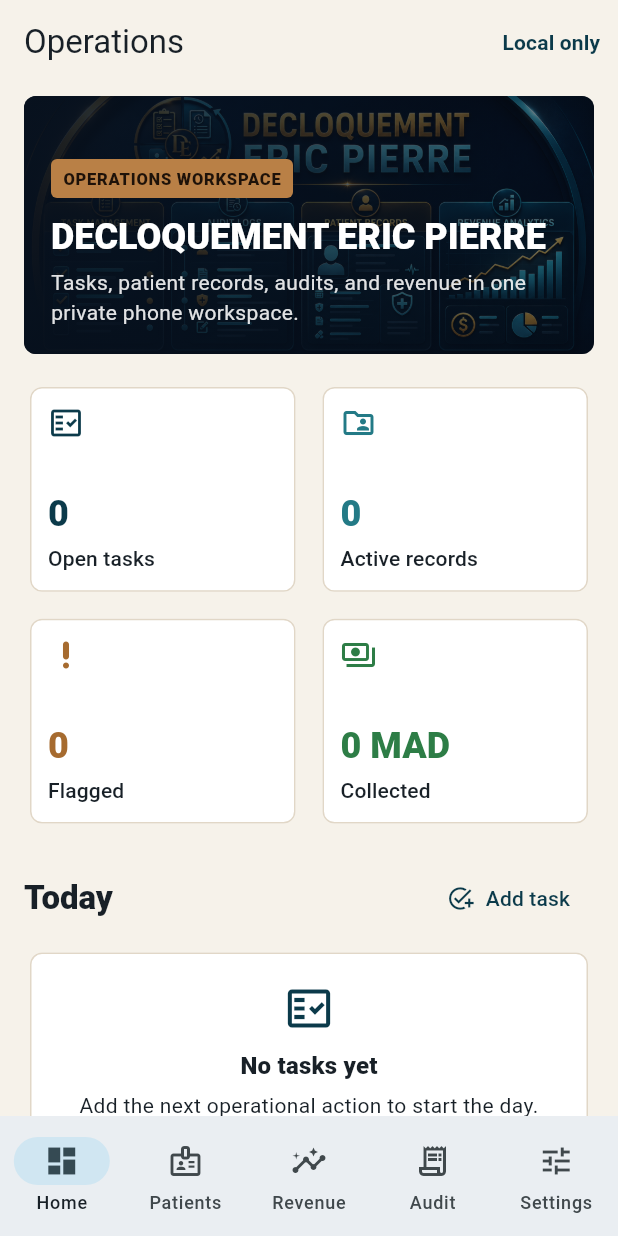
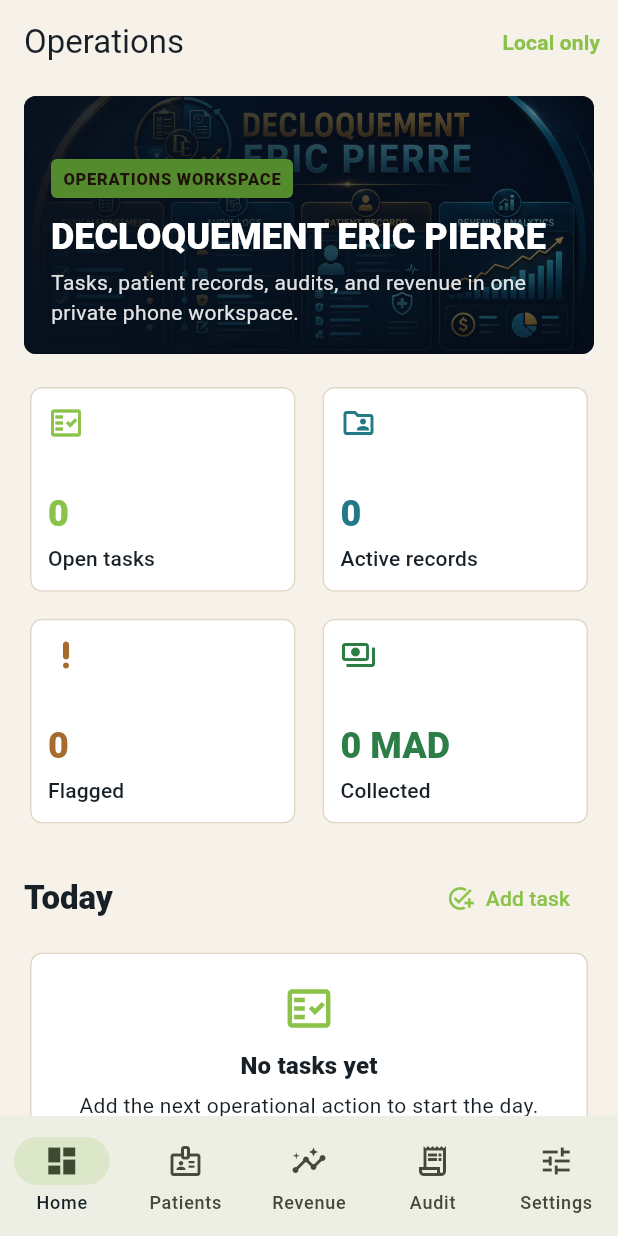
Before and after one commit to EOOrga/68d9d11e1299230338f3737d, a Flutter app: the screen it shows after launch, on a phone screen of 412 x 824 dp. Run offline on Flutter 3.47's test engine with Material 3 defaults, Android fonts, the phone set to English and light mode, and no system bars; our stand-ins replace shared_preferences.

```diff
--- a/lib/main.dart
+++ b/lib/main.dart
@@ -15,8 +15,8 @@ class DeploOperationsApp extends StatelessWidget {
 
   @override
   Widget build(BuildContext context) {
-    const primary = Color(0xFF0B3A4A);
-    const secondary = Color(0xFFB98046);
+    const primary = Color(0xFF8BC34A);
+    const secondary = Color(0xFF558B2F);
     const surface = Color(0xFFF6F2EA);
 
     final scheme =
--- a/pubspec.yaml
+++ b/pubspec.yaml
@@ -28,4 +28,6 @@ flutter_launcher_icons:
   android: true
   ios: false
   image_path: "docs/icon.png"
+  adaptive_icon_foreground: docs/icon.png
+  adaptive_icon_background: "#1565C0"
   min_sdk_android: 23
```
Also changed, not shown: docs/icon.png, 11 other files.
